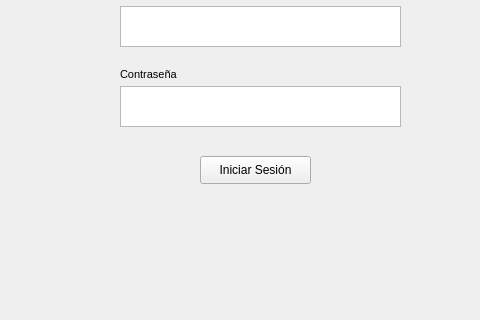
This is uiFiles/login.ui in Ramirors31/LogisTICS as Qt 5 draws it before an edit; both pictures show x 260 to 740 and y 304 to 624 of the 1020 by 624 pixel window. The edited form follows.
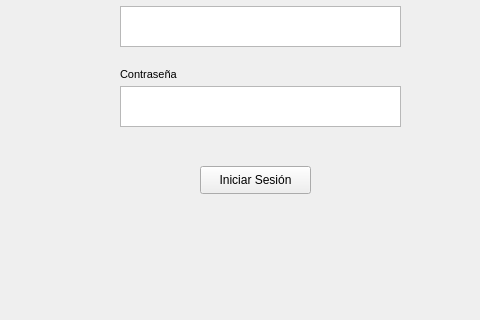
This is the edited form. Icons and pictures are not drawn.

Commit message: Login funcional (Todavía sin conexión a base de datos)

The edit to the form file:
```diff
--- a/uiFiles/login.ui
+++ b/uiFiles/login.ui
@@ -145,7 +145,7 @@
     <property name="geometry">
      <rect>
       <x>460</x>
-      <y>460</y>
+      <y>470</y>
       <width>111</width>
       <height>28</height>
      </rect>
@@ -170,6 +170,22 @@
      <string>TextLabel</string>
     </property>
    </widget>
+   <widget class="QLabel" name="label_6">
+    <property name="geometry">
+     <rect>
+      <x>380</x>
+      <y>430</y>
+      <width>241</width>
+      <height>41</height>
+     </rect>
+    </property>
+    <property name="styleSheet">
+     <string notr="true">color:red;</string>
+    </property>
+    <property name="text">
+     <string/>
+    </property>
+   </widget>
   </widget>
   <widget class="QStatusBar" name="statusbar"/>
  </widget>
```
Left out of the diff: 4 changed lines with no effect on the pictures. The commit also changes 2 other files.
